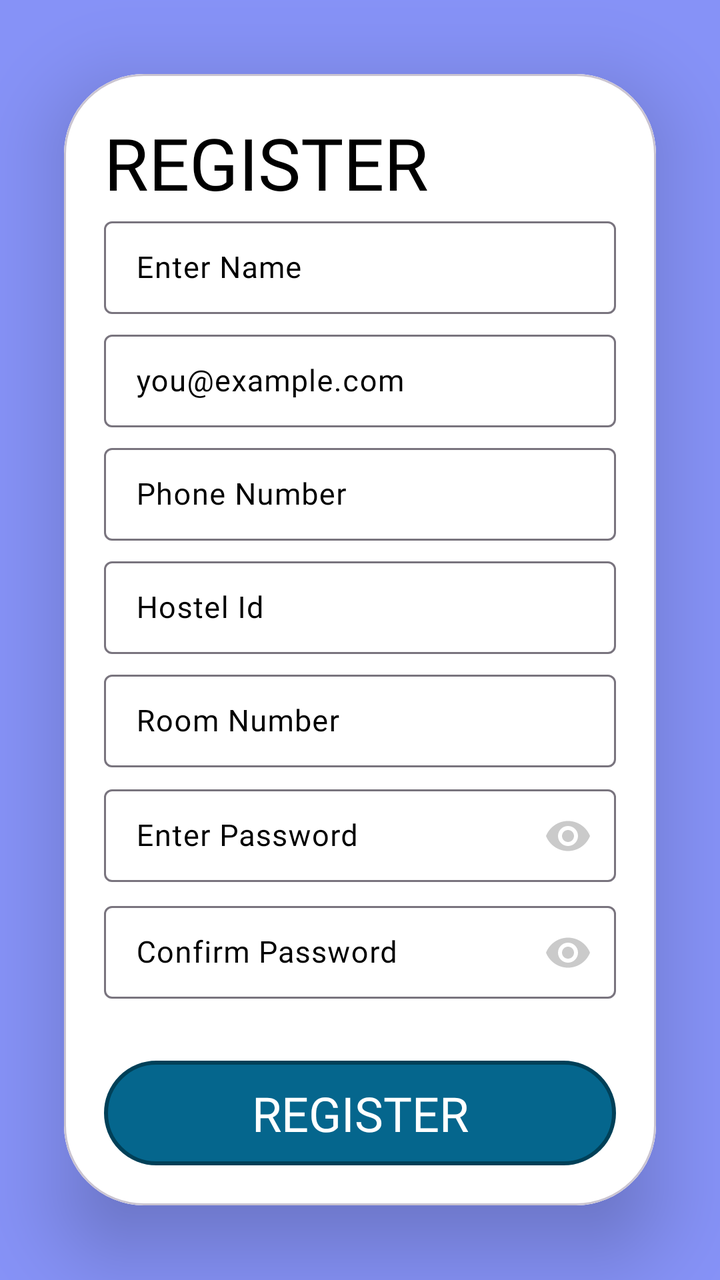
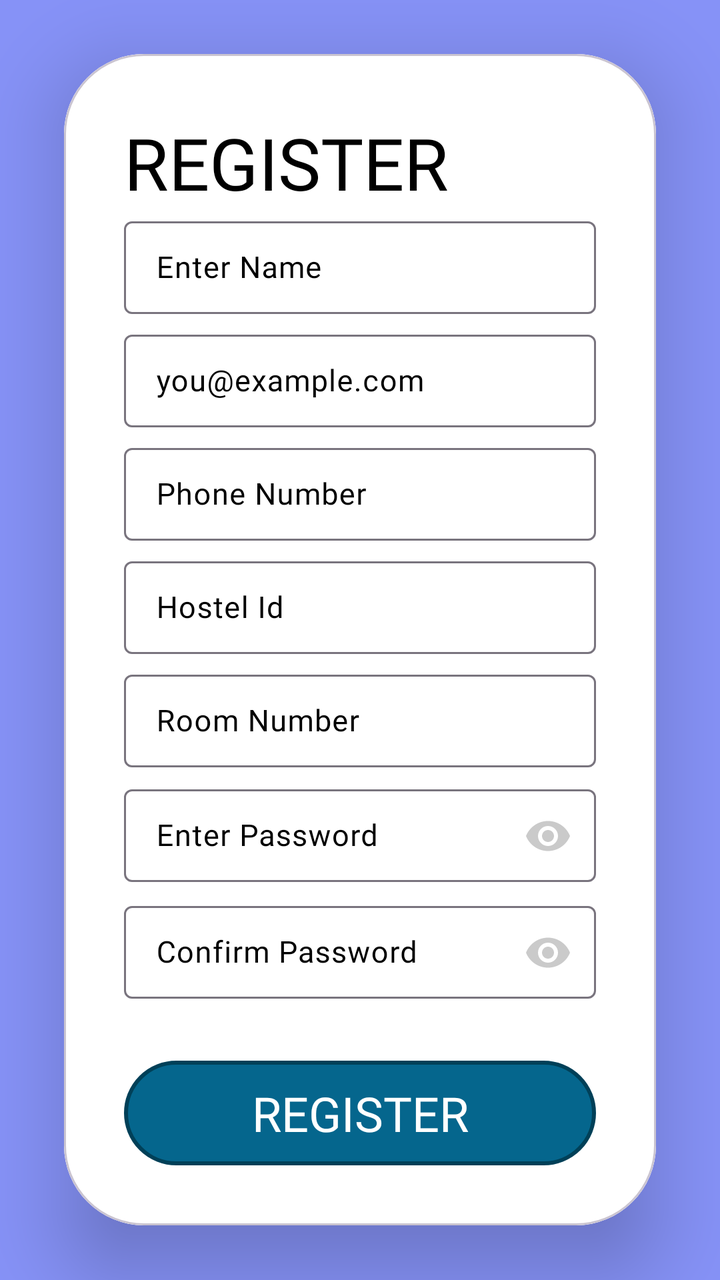

An Android layout rendered at two revisions. The XML below is the earlier revision; the diff shows what the commit changed to produce the second picture.
<!-- AndroidManifest.xml: application theme Theme.Hostelvault -->
<!-- res/layout/activity_signup.xml -->
<LinearLayout xmlns:android="http://schemas.android.com/apk/res/android"
    xmlns:app="http://schemas.android.com/apk/res-auto"
    xmlns:tools="http://schemas.android.com/tools"
    android:id="@+id/main"
    android:layout_width="match_parent"
    android:layout_height="match_parent"
    android:background="@color/lavender"
    android:gravity="center"
    tools:context=".signupActivity">

    
    <com.google.android.material.card.MaterialCardView
        android:id="@+id/cardView"
        android:layout_width="match_parent"
        android:layout_height="wrap_content"
        android:layout_centerInParent="true"
        android:layout_marginRight="32dp"
        android:layout_marginLeft="32dp"
        app:cardCornerRadius="40dp"
        app:cardElevation="24dp"
        tools:ignore="ObsoleteLayoutParam">


        <LinearLayout
            android:layout_width="match_parent"
            android:layout_height="match_parent"
            android:background="@drawable/edittextbg"
            android:gravity="start"
            android:orientation="vertical"
            android:padding="20dp">

            
            <TextView
                android:id="@+id/textView"
                android:layout_width="wrap_content"
                android:layout_height="wrap_content"
                android:fontFamily="@font/poppins_semibold"
                android:text="@string/register"
                android:textAllCaps="true"
                android:textColor="@color/black"
                android:textSize="36sp" />

            <com.google.android.material.textfield.TextInputLayout
                style="@style/Widget.Material3.TextInputLayout.OutlinedBox.Dense"
                android:layout_width="match_parent"
                android:layout_height="wrap_content"
                android:textColorHint="@color/black"
                app:endIconMode="clear_text">

                <com.google.android.material.textfield.TextInputEditText
                    android:id="@+id/et_name"
                    android:layout_width="match_parent"
                    android:layout_height="wrap_content"
                    android:autofillHints="username"
                    android:fontFamily="@font/poppins"
                    android:hint="@string/enter_name"
                    android:textColor="@color/black"
                    android:textColorHint="@color/grey"
                    android:textSize="15sp" />

            </com.google.android.material.textfield.TextInputLayout>

            
            <com.google.android.material.textfield.TextInputLayout
                style="@style/Widget.Material3.TextInputLayout.OutlinedBox.Dense"
                android:layout_width="match_parent"
                android:layout_height="wrap_content"
                android:layout_marginTop="5dp"
                android:textColorHint="@color/black"
                app:endIconMode="clear_text">

                <com.google.android.material.textfield.TextInputEditText
                    android:id="@+id/et_email"
                    android:layout_width="match_parent"
                    android:layout_height="wrap_content"
                    android:autofillHints="emailAddress"
                    android:fontFamily="@font/poppins"
                    android:hint="@string/you_example_com"
                    android:textColor="@color/black"
                    android:textColorHint="@color/grey"
                    android:textSize="15sp" />

            </com.google.android.material.textfield.TextInputLayout>


            
            <com.google.android.material.textfield.TextInputLayout
                style="@style/Widget.Material3.TextInputLayout.OutlinedBox.Dense"
                android:layout_width="match_parent"
                android:layout_height="wrap_content"
                android:layout_marginTop="5dp"
                android:textColorHint="@color/black"
                app:endIconMode="clear_text">

                <com.google.android.material.textfield.TextInputEditText
                    android:id="@+id/et_phn"
                    android:layout_width="match_parent"
                    android:layout_height="wrap_content"
                    android:autofillHints="phone"
                    android:inputType="phone"
                    android:fontFamily="@font/poppins"
                    android:hint="@string/phone_number"
                    android:textColor="@color/black"
                    android:textColorHint="@color/grey"
                    android:textSize="15sp" />

            </com.google.android.material.textfield.TextInputLayout>


            
            <com.google.android.material.textfield.TextInputLayout
                style="@style/Widget.Material3.TextInputLayout.OutlinedBox.Dense"
                android:layout_width="match_parent"
                android:layout_height="wrap_content"
                android:layout_marginTop="5dp"
                android:textColorHint="@color/black"
                app:endIconMode="clear_text">

                <com.google.android.material.textfield.TextInputEditText
                    android:id="@+id/et_hostel_id"
                    android:layout_width="match_parent"
                    android:layout_height="wrap_content"
                    android:fontFamily="@font/poppins"
                    android:hint="Hostel Id"
                    android:textColor="@color/black"
                    android:textColorHint="@color/grey"
                    android:textSize="15sp"
                    tools:ignore="HardcodedText" />

            </com.google.android.material.textfield.TextInputLayout>



            
            <com.google.android.material.textfield.TextInputLayout
                style="@style/Widget.Material3.TextInputLayout.OutlinedBox.Dense"
                android:layout_width="match_parent"
                android:layout_height="wrap_content"
                android:layout_marginTop="5dp"
                android:textColorHint="@color/black"
                app:endIconMode="clear_text">

                <com.google.android.material.textfield.TextInputEditText
                    android:id="@+id/et_room_num"
                    android:layout_width="match_parent"
                    android:layout_height="wrap_content"
                    android:fontFamily="@font/poppins"
                    android:inputType="number"
                    android:hint="Room Number"
                    android:textColor="@color/black"
                    android:textColorHint="@color/grey"
                    android:textSize="15sp"
                    tools:ignore="HardcodedText" />

            </com.google.android.material.textfield.TextInputLayout>


            
            <com.google.android.material.textfield.TextInputLayout
                style="@style/Widget.Material3.TextInputLayout.OutlinedBox.Dense"
                android:layout_width="match_parent"
                android:layout_height="wrap_content"
                android:layout_marginTop="5dp"
                android:textColorHint="@color/black"
                app:passwordToggleTint="#CACACA"
                app:passwordToggleEnabled="true">

                <com.google.android.material.textfield.TextInputEditText
                    android:id="@+id/et_passwrd"
                    android:layout_width="match_parent"
                    android:layout_height="wrap_content"
                    android:autofillHints="password"
                    android:fontFamily="@font/poppins"
                    android:hint="@string/enter_password"
                    android:inputType="textPassword"
                    android:textColor="@color/black"
                    android:textColorHint="@color/grey"
                    android:textSize="15sp" />

            </com.google.android.material.textfield.TextInputLayout>

            
            <com.google.android.material.textfield.TextInputLayout
                style="@style/Widget.Material3.TextInputLayout.OutlinedBox.Dense"
                android:layout_width="match_parent"
                android:layout_height="wrap_content"
                android:layout_marginTop="5dp"
                android:textColorHint="@color/black"
                app:passwordToggleTint="#CACACA"
                app:passwordToggleEnabled="true">

                <com.google.android.material.textfield.TextInputEditText
                    android:id="@+id/et_confpasswrd"
                    android:layout_width="match_parent"
                    android:layout_height="wrap_content"
                    android:autofillHints="password"
                    android:fontFamily="@font/poppins"
                    android:hint="@string/confirm_password"
                    android:inputType="textPassword"
                    android:textColor="@color/black"
                    android:textColorHint="@color/grey"
                    android:textSize="15sp" />

            </com.google.android.material.textfield.TextInputLayout>

            
            <com.google.android.material.button.MaterialButton
                android:id="@+id/signup_btn"
                style="@style/Theme.Hostelvault"
                android:layout_width="match_parent"
                android:layout_height="wrap_content"
                android:layout_marginTop="30dp"
                android:background="@drawable/btn_bg"
                android:fontFamily="@font/poppins_semibold"
                android:text="@string/register"
                android:textAllCaps="true"
                android:textColor="@color/white"
                android:textSize="24sp" />


        </LinearLayout>

    </com.google.android.material.card.MaterialCardView>




</LinearLayout>
<!-- resources referenced by this layout -->
<resources>
  <color name="black">#FF000000</color>
  <color name="grey">#3A393D</color>
  <color name="lavender">#8692f7</color>
  <color name="white">#FFFFFFFF</color>
  <!-- drawable btn_bg (drawable) -->
  <?xml version="1.0" encoding="utf-8"?>
  <shape xmlns:android="http://schemas.android.com/apk/res/android" android:shape="rectangle">
      <stroke
          android:color="#004058"
          android:width="2dp">
      </stroke>
      <corners
          android:radius="300dp">
      </corners>
      <solid
          android:color="@color/dark_teal">
      </solid>
  </shape>
  <!-- drawable edittextbg (drawable) -->
  <?xml version="1.0" encoding="utf-8"?>
  <layer-list xmlns:android="http://schemas.android.com/apk/res/android"
      android:shape="rectangle">
      <item>
          <shape >
              <corners
                  android:radius="24dp">
  
              </corners>
              <solid
                  android:color="@color/white">
              </solid>
          </shape>
      </item>
  </layer-list>
  <string name="confirm_password">Confirm Password</string>
  <string name="enter_name">Enter Name</string>
  <string name="enter_password">Enter Password</string>
  <string name="phone_number">Phone Number</string>
  <string name="register">Register</string>
  <string name="you_example_com">you@example.com</string>
  <style name="Theme.Hostelvault" parent="Theme.Material3.DayNight.NoActionBar">
  
          <item name="android:statusBarColor">@color/bg_color</item>
          <item name="colorPrimary">@color/black</item>
          <item name="colorPrimaryVariant">@color/transparent</item>
          <item name="backgroundTint">@null</item>
          <item name="strokeColor">@null</item>
  
      </style>
  <color name="dark_teal">#05668D</color>
  <color name="bg_color">#1A1A24</color>
  <color name="transparent">#004F4FA5</color>
</resources>

<!-- the commit's change to res/layout/activity_signup.xml (unified diff, before → after) -->
@@ -27,7 +27,7 @@
             android:background="@drawable/edittextbg"
             android:gravity="start"
             android:orientation="vertical"
-            android:padding="20dp">
+            android:padding="30dp">
 
             
             <TextView
@@ -214,6 +214,10 @@
                 android:fontFamily="@font/poppins_semibold"
                 android:text="@string/register"
                 android:textAllCaps="true"
+                android:autoSizeMaxTextSize="28sp"
+                android:autoSizeMinTextSize="12sp"
+                android:autoSizeStepGranularity="1sp"
+                android:autoSizeTextType="uniform"
                 android:textColor="@color/white"
                 android:textSize="24sp" />
 
